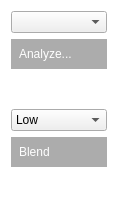
This is source/Tools/ManualBlend/manualblend.ui in ialhashim/TopoBlender as Qt 5 draws it before an edit. The edited form follows.
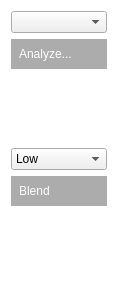
This is the edited form. Icons and pictures are not drawn.

```diff
--- a/source/Tools/ManualBlend/manualblend.ui
+++ b/source/Tools/ManualBlend/manualblend.ui
@@ -7,7 +7,7 @@
     <x>0</x>
     <y>0</y>
     <width>118</width>
-    <height>213</height>
+    <height>289</height>
    </rect>
   </property>
   <property name="windowTitle">
```
